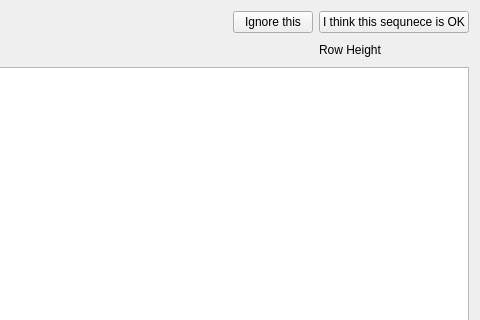
First picture: the form in gibson_dialog.ui, repository WilsonImmunologyLab/VGenes, before the edit; both pictures show x 819 to 1299 and y 0 to 320 of the 1299 by 799 pixel window.
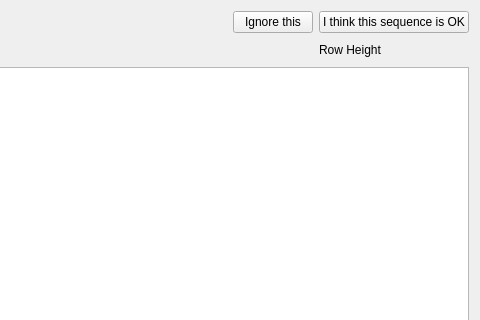
Second picture: the form after the edit. Icons and pictures are not drawn.

Diff of the .ui file:
```diff
--- a/gibson_dialog.ui
+++ b/gibson_dialog.ui
@@ -186,7 +186,7 @@
         </size>
        </property>
        <property name="text">
-        <string>I think this sequnece is OK</string>
+        <string>I think this sequence is OK</string>
        </property>
       </widget>
      </item>
```
